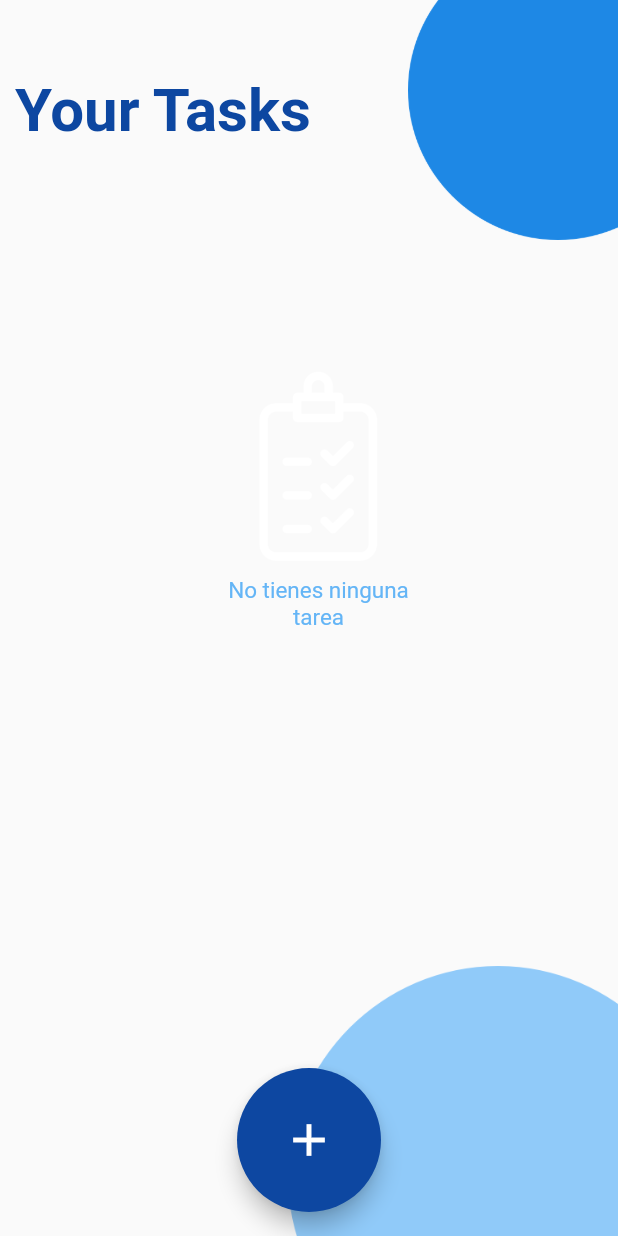
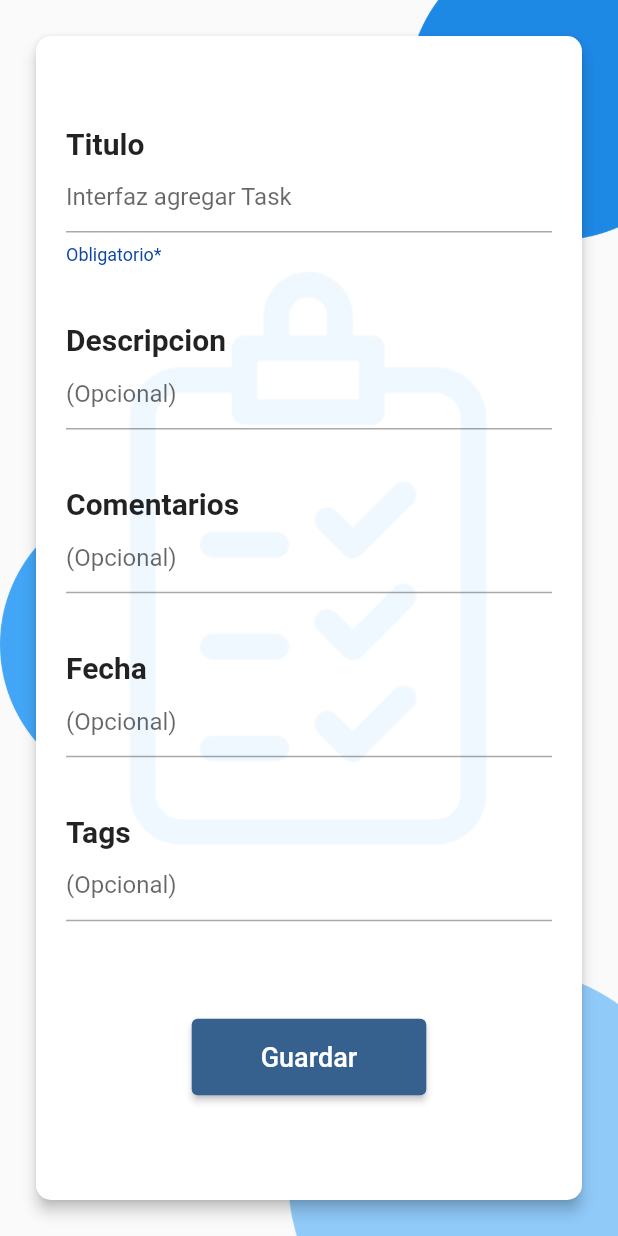
Before and after one commit to UlisesChopin16/task_manager, a Flutter app: the screen it shows after launch, on a phone screen of 412 x 824 dp. Run offline on Flutter 3.47's test engine with Material 3 defaults, Android fonts, the phone set to English and light mode, and no system bars; our stand-ins replace dio, flutter_slidable, get.

Commit message:
Creacion del componente input y de la vista add_task

```diff
--- /dev/null
+++ b/lib/Components/input_component.dart
@@ -0,0 +1,44 @@
+import 'package:flutter/material.dart';
+
+class InputComponent extends StatelessWidget {
+
+  final String label;
+  final String hintText;
+  final String? helperText;
+
+  const InputComponent({
+    required this.label,
+    required this.hintText,
+    this.helperText,
+    Key? key
+  }) : super(key: key);
+
+  @override
+  Widget build(BuildContext context){
+    return Column(
+      crossAxisAlignment: CrossAxisAlignment.start,
+      children: [
+        Text(
+          label,
+          style: const TextStyle(
+            fontSize: 20,
+            fontWeight: FontWeight.bold
+          ),
+        ),
+        TextFormField(
+          decoration: InputDecoration(
+            hintText: hintText,
+            border: const UnderlineInputBorder(
+
+            ),
+            helperText: helperText,
+            helperStyle: TextStyle(
+              color: Colors.blue[900]
+            )
+          ),
+        ),
+        const SizedBox(height: 15,)
+      ],
+    );
+  }
+}
--- /dev/null
+++ b/lib/Views/add_task_view.dart
@@ -0,0 +1,193 @@
+import 'package:flutter/material.dart';
+import 'package:get/get.dart';
+import 'package:task_manager/Components/input_component.dart';
+import 'package:task_manager/Controllers/task_controller.dart';
+
+class AddTaskView extends StatefulWidget {
+  final bool isAdd;
+  const AddTaskView({
+    required this.isAdd,
+    Key? key
+  }) : super(key: key);
+
+  @override
+  _AddTaskViewState createState() => _AddTaskViewState();
+}
+
+class _AddTaskViewState extends State<AddTaskView> {
+  final getDataController = Get.put(TaskController());
+
+  bool isCompleted = false;
+
+  double _width = 0.0;
+  double _height = 0.0;
+
+  double top = 0;
+  double? right = 15;
+  double? left;
+
+
+
+
+
+  // metodo para obtener el ancho y el largo de la pantalla
+  void _getScreenSize(){
+    _width = MediaQuery.of(context).size.width;
+    _height = MediaQuery.of(context).size.height;
+  }
+
+  @override
+  Widget build(BuildContext context) {
+    _getScreenSize();
+    return Scaffold(
+      appBar: widget.isAdd ? null: AppBar(),
+      body: SafeArea(
+        child: Stack(
+          alignment: Alignment.center,
+          children: [
+            circle1(),
+            circle2(),
+            circle3(),
+            Positioned(
+              top: 20,
+              left: 20,
+              right: 20,
+              bottom: 20,
+              child: Card(
+                elevation: 4,
+                borderOnForeground: true,
+                clipBehavior: Clip.hardEdge,
+                shape: RoundedRectangleBorder(
+                  borderRadius: BorderRadius.circular(10)
+                ),
+                child: LayoutBuilder(
+                  builder: (context, constraints){
+                    double height = constraints.maxHeight;
+                    double width = constraints.maxWidth;
+                    return Stack(
+                      children: [
+                        Positioned(
+                          top: height /5,
+                          left: width / 6,
+                          child: image(width),
+                        ),
+                        Positioned(
+                          top: 60,
+                          left: 20,
+                          right: 20,
+                          bottom: 30,
+                          child: SingleChildScrollView(
+
+                            clipBehavior: Clip.hardEdge,
+                            child: Column(
+                              crossAxisAlignment: CrossAxisAlignment.center,
+                              children: [
+
+                                const InputComponent(
+                                  label: 'Titulo',
+                                  hintText: 'Interfaz agregar Task',
+                                  helperText: 'Obligatorio*',
+                                ),
+                                SizedBox(height: height*0.03,),
+                                const InputComponent(
+                                  label: 'Descripcion',
+                                  hintText: '(Opcional)',
+                                ),
+                                SizedBox(height: height*0.03,),
+                                const InputComponent(
+                                  label: 'Comentarios',
+                                  hintText: '(Opcional)',
+                                ),
+                                SizedBox(height: height*0.03,),
+                                const InputComponent(
+                                  label: 'Fecha',
+                                  hintText: '(Opcional)',
+                                ),
+                                SizedBox(height: height*0.03,),
+                                const InputComponent(
+                                  label: 'Tags',
+                                  hintText: '(Opcional)',
+                                ),
+
+                                const SizedBox(
+                                  height: 50,
+                                ),
+                                ElevatedButton(
+                                  onPressed: (){},
+                                  style: ElevatedButton.styleFrom(
+
+                                  ),
+                                  child: const Padding(
+                                    padding: EdgeInsets.symmetric(horizontal: 30.0, vertical: 15),
+                                    child: Text(
+                                      'Guardar',
+                                      style: TextStyle(
+                                        fontSize: 18
+                                      ),
+                                    ),
+                                  ),
+                                )
+                              ],
+                            ),
+                          ),
+                        )
+                      ],
+                    );
+                  }
+                ),
+              ),
+            )
+          ],
+        ),
+      ),
+    );
+  }
+
+  image(double wd){
+    return Image.asset(
+      'assets/images/task_icon.png',
+      width: wd /1.5,
+      color:  Colors.blue[200]!.withOpacity(0.14),
+      fit: BoxFit.fitWidth,
+    );
+  }
+
+  circle1() {
+    return Positioned(
+      top: -40,
+      right: -60,
+      child: Image.asset(
+        'assets/images/circulo.png',
+        width: 200,
+        color: Colors.blue[600],
+        fit: BoxFit.fitWidth,
+      ),
+    );
+  }
+
+  circle2() {
+    return Positioned(
+      top: _height * 0.4,
+      left: 0,
+      child: Image.asset(
+        'assets/images/circulo.png',
+        width: 200,
+        color: Colors.blue[400],
+        fit: BoxFit.fitWidth,
+      ),
+    );
+  }
+
+  circle3() {
+    return Positioned(
+      bottom: -100,
+      right: -60,
+      child: Image.asset(
+        'assets/images/circulo.png',
+        width: 280,
+        color: Colors.blue[200],
+        fit: BoxFit.fitWidth,
+      ),
+    );
+  }
+}
--- a/lib/Views/tasks_view.dart
+++ b/lib/Views/tasks_view.dart
@@ -149,7 +149,7 @@ class _TasksViewState extends State<TasksView> {
             crossAxisAlignment: CrossAxisAlignment.center,
             mainAxisAlignment: MainAxisAlignment.center,
             children: [
-              image(),
+              image(true),
               const SizedBox(height: 10),
               SizedBox(
                 width: 150,
@@ -168,12 +168,12 @@ class _TasksViewState extends State<TasksView> {
           top = 0;
           left = null;
           right = 15;
-          child = image();
+          child = image(false);
         }else{
           top = 0;
           left = null;
           right = 15;
-          child = image();
+          child = image(false);
         }
         return Positioned(
           top: top,
@@ -185,11 +185,11 @@ class _TasksViewState extends State<TasksView> {
     );
   }
 
-  image(){
+  image(bool isEmpty){
     return Image.asset(
       'assets/images/task_icon.png',
-      width: 80,
-      color:  Colors.white,
+      width: isEmpty ? 150 : 80,
+      color: isEmpty ? Colors.blue[200]!.withOpacity(0.5) : Colors.white,
       fit: BoxFit.fitWidth,
     );
   }
--- a/lib/main.dart
+++ b/lib/main.dart
@@ -1,4 +1,5 @@
 import 'package:flutter/material.dart';
+import 'package:task_manager/Views/add_task_view.dart';
 import 'package:task_manager/Views/principal_view.dart';
 import 'package:task_manager/Views/tasks_view.dart';
 
@@ -20,7 +21,8 @@ class MyApp extends StatelessWidget {
         useMaterial3: false,
       ),
       // home: const PrincipalView(),
-      home: const TasksView(),
+      // home: const TasksView(),
+      home: const AddTaskView(isAdd: true),
     );
   }
 }
```
